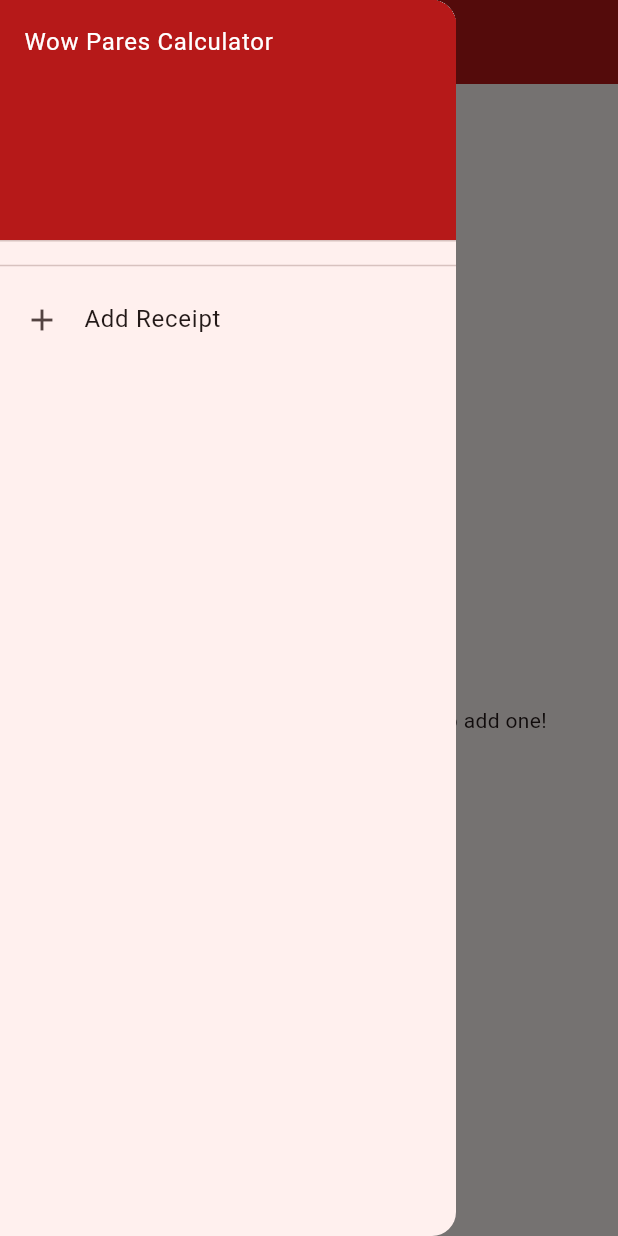
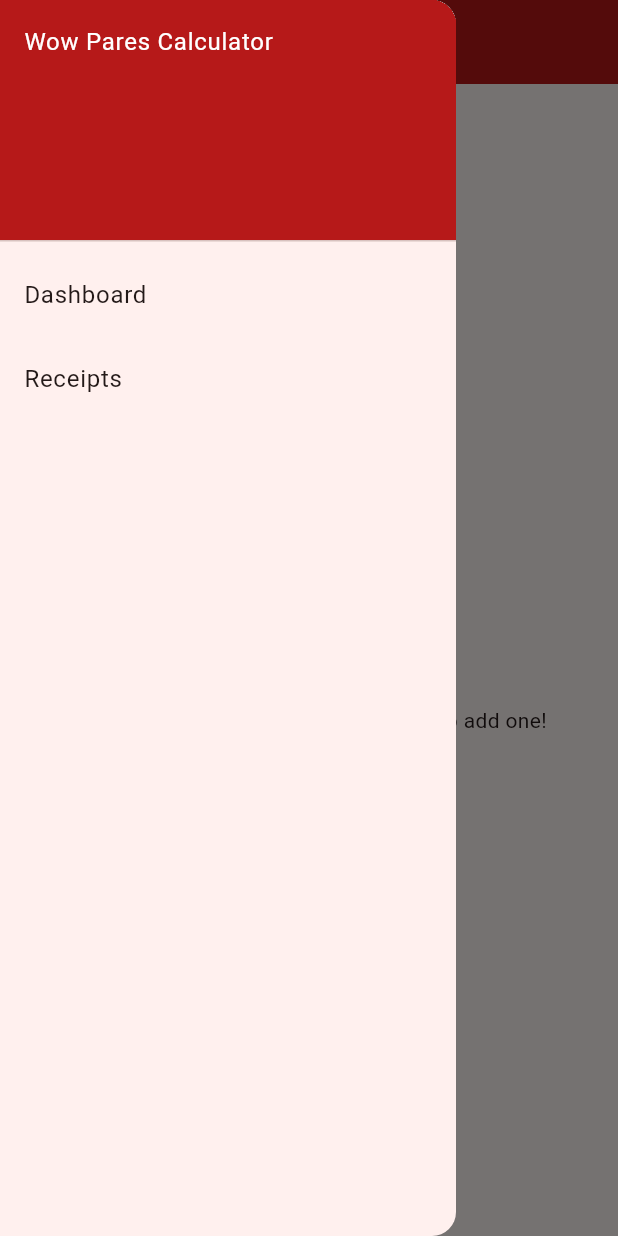
Before and after one commit to TCAppend/WowPares-Calculator, a Flutter app: the ReceiptsDashboardPage screen opened directly, with the side drawer open, on a phone screen of 412 x 824 dp. Run offline on Flutter 3.47's test engine with Material 3 defaults, Android fonts, the phone set to English and light mode, and no system bars; our stand-ins replace shared_preferences; accounts and stored records are empty.

Commit message:
Update main.dart

```diff
--- a/wowparescalculatorapp/lib/main.dart
+++ b/wowparescalculatorapp/lib/main.dart
@@ -48,8 +48,7 @@ class WelcomePage extends StatelessWidget {
   }
 }
 
-// This is your new receipts dashboard page.
-// Move your old _InputData and receipt list logic here!
+//dashboard page
 class ReceiptsDashboardPage extends StatefulWidget {
   const ReceiptsDashboardPage({super.key});
 
@@ -89,12 +88,34 @@ class _ReceiptsDashboardPageState extends State<ReceiptsDashboardPage> {
     );
   }
 
-  Widget buildAddReceiptTile() {
+  Widget Navigatetodashboard() {
     return ListTile(
-      leading: const Icon(Icons.add),
-      title: const Text('Add Receipt'),
-      onTap: _addReceipt,
+      title: const Text('Dashboard'),
+      onTap: () {
+            Navigator.push(
+              context,
+              MaterialPageRoute(
+                builder: (context) => const WelcomePage(),
+              ),
+            );
+          },
     );
+
+  }
+
+Widget NavigateReceipt() {
+    return ListTile(
+title: const Text('Receipts'),
+      onTap: () {
+            Navigator.push(
+              context,
+              MaterialPageRoute(
+                builder: (context) => const ReceiptsDashboardPage(),
+              ),
+            );
+          },
+    );
+
   }
 
   @override
@@ -115,27 +136,8 @@ class _ReceiptsDashboardPageState extends State<ReceiptsDashboardPage> {
                 style: TextStyle(color: Colors.white),
               ),
             ),
-            ...drawerItems.asMap().entries.map((entry) {
-              int index = entry.key;
-              String item = entry.value;
-              return ListTile(
-                title: Text(item),
-                onTap: () {
-                  Navigator.pop(context);
-                  Navigator.push(
-                    context,
-                    MaterialPageRoute(
-                      builder: (context) => receipt_page.ReceiptPage(
-                        title: drawerItems[index],
-                        receiptData: receipts[index],
-                      ),
-                    ),
-                  );
-                },
-              );
-            }),
-            const Divider(),
-            buildAddReceiptTile(),
+            Navigatetodashboard(),
+            NavigateReceipt(),
           ],
         ),
       ),
```
